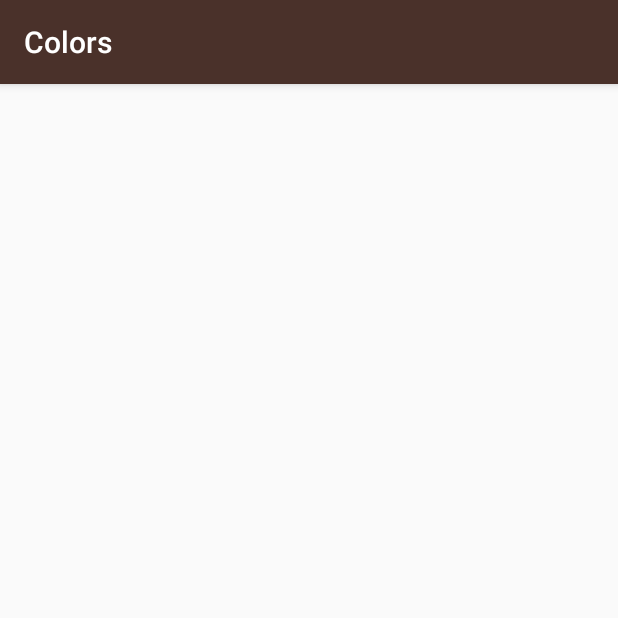
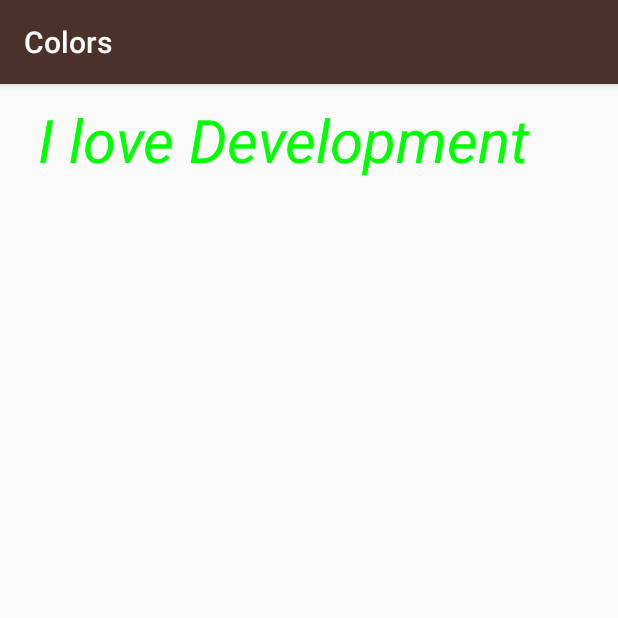
Before and after one commit to raytweed/Soonami, an Android app: the Colors screen opened directly, with no data from a screen before it, on a phone screen of 412 x 824 dp, the top half of it. Run offline under Robolectric (Android 15) with nearby library versions, the phone set to English and light mode, and no system bars.

```diff
--- a/app/src/main/res/layout/activity_colors.xml
+++ b/app/src/main/res/layout/activity_colors.xml
@@ -5,5 +5,19 @@
     android:layout_width="match_parent"
     android:layout_height="match_parent"
     tools:context=".Colors">
+    <TextView
+        android:layout_width="381dp"
+        android:layout_height="77dp"
+        android:layout_marginBottom="8dp"
+        android:padding="10dp"
+        android:text="@string/ap"
+        android:textColor="#00ff00"
+        android:textSize="40sp"
+        android:textStyle="italic"
+        app:layout_constraintBottom_toBottomOf="parent"
+        app:layout_constraintEnd_toEndOf="parent"
+        app:layout_constraintStart_toStartOf="parent"
+        app:layout_constraintTop_toTopOf="parent"
+        app:layout_constraintVertical_bias="0.0" />
 
 </android.support.constraint.ConstraintLayout>
--- a/app/src/main/res/values/strings.xml
+++ b/app/src/main/res/values/strings.xml
@@ -18,5 +18,8 @@
     <string name="lab">Numbers</string>
     <string name="f">Hello</string>
     <string name="codding">I Love Cooding</string>
+    <string name="li">I love Linux</string>
+    <string name="ap">I love Development</string>
+    <string name="ph">I love phrases</string>
 
 </resources>
```
Also changed, not shown: app/src/main/java/com/example/anshr/miwok/MainActivity.java (+24 -1 lines), app/src/main/res/layout/activity_family.xml (+15 -0 lines), app/src/main/res/layout/activity_phrases.xml (+14 -1 lines).
